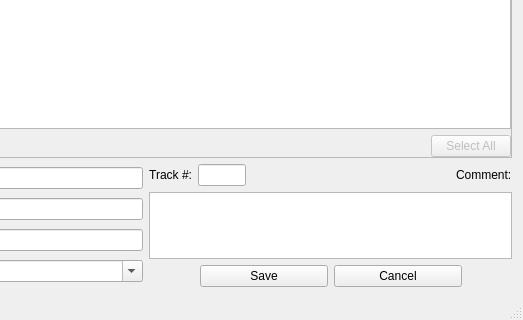
DOOMer/qtagger, file src/mainwindow.ui: the form before one commit; both pictures show x 231 to 754 and y 224 to 544 of the 754 by 544 pixel window.
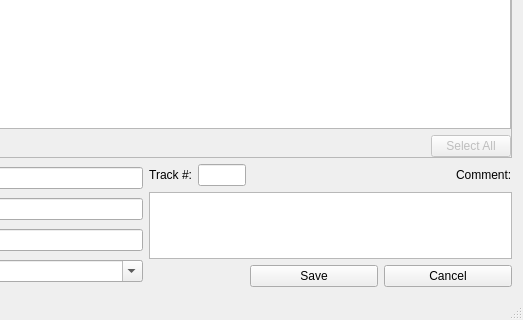
The form after the commit. Icons and pictures are not drawn.

```diff
--- a/src/mainwindow.ui
+++ b/src/mainwindow.ui
@@ -527,19 +527,6 @@
               </property>
              </widget>
             </item>
-            <item>
-             <spacer name="horizontalSpacer_7">
-              <property name="orientation">
-               <enum>Qt::Horizontal</enum>
-              </property>
-              <property name="sizeHint" stdset="0">
-               <size>
-                <width>40</width>
-                <height>20</height>
-               </size>
-              </property>
-             </spacer>
-            </item>
            </layout>
           </item>
          </layout>
```
